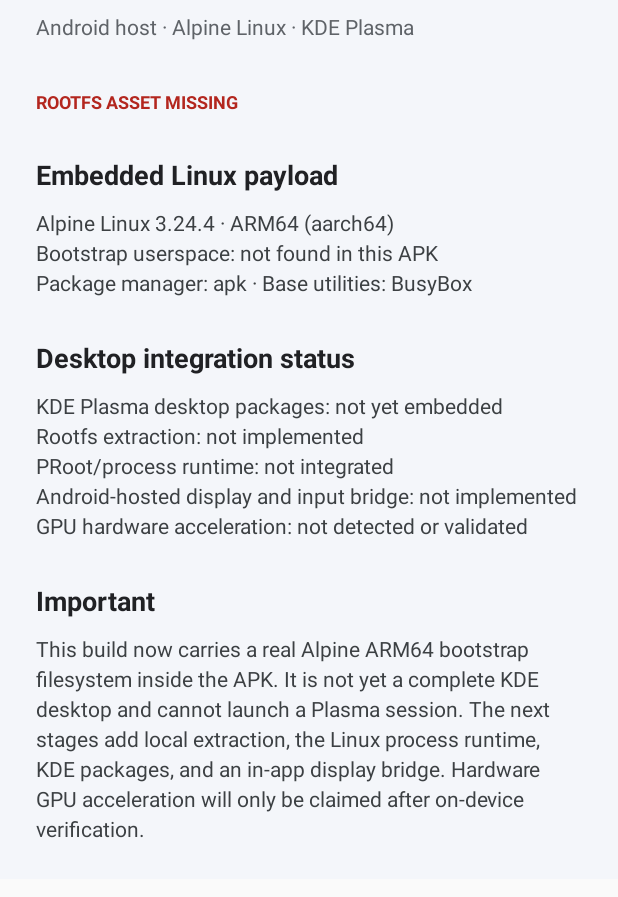
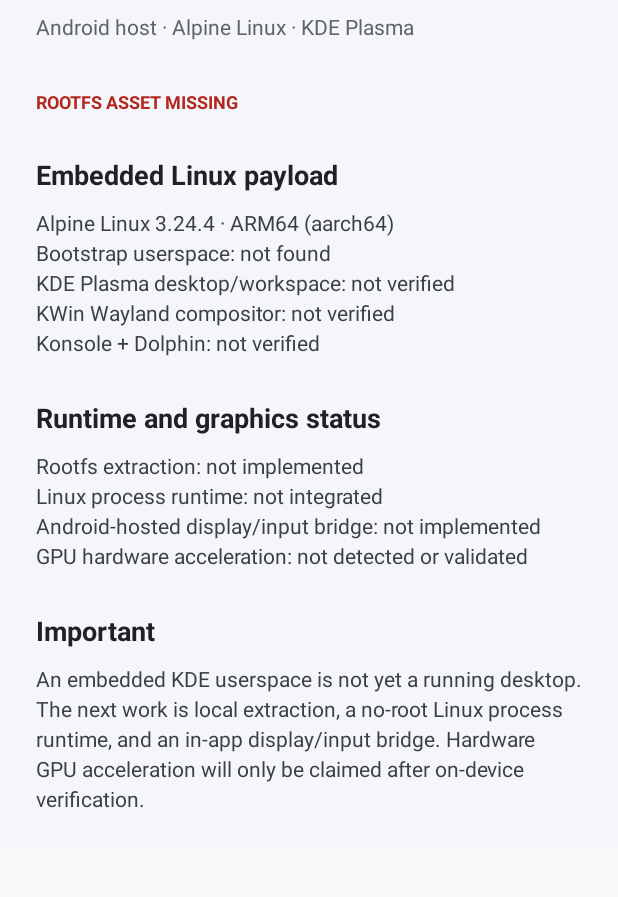
Before and after one commit to AftPepper311389/Alpine-KDE-Mobile-, an Android app: the screen it shows after launch (MainActivity), on a phone screen of 412 x 824 dp, the part 111-1008 px from its top. Run offline under Robolectric (Android 15) with nearby library versions, the phone set to English and light mode, and no system bars.

Commit message:
Report embedded KDE payload and runtime readiness

```diff
--- a/app/src/main/java/org/alpinekde/mobile/MainActivity.java
+++ b/app/src/main/java/org/alpinekde/mobile/MainActivity.java
@@ -3,11 +3,11 @@ package org.alpinekde.mobile;
 import android.app.Activity;
 import android.os.Bundle;
 import android.graphics.Typeface;
-import android.view.Gravity;
 import android.widget.LinearLayout;
 import android.widget.ScrollView;
 import android.widget.TextView;
 import java.io.InputStream;
+import java.nio.charset.StandardCharsets;
 
 public final class MainActivity extends Activity {
     private int dp(float value) {
@@ -23,11 +23,21 @@ public final class MainActivity extends Activity {
         return view;
     }
 
-    private boolean hasEmbeddedAlpineRootfs() {
+    private boolean hasEmbeddedRootfs() {
         try (InputStream input = getAssets().open("alpine-rootfs-aarch64.tar.gz")) {
             return input.read() == 0x1f && input.read() == 0x8b;
         } catch (Exception ignored) {
             return false;
+        }
+    }
+
+    private String readBuildInfo() {
+        try (InputStream input = getAssets().open("rootfs-build-info.txt")) {
+            byte[] data = new byte[input.available()];
+            int count = input.read(data);
+            return new String(data, 0, Math.max(0, count), StandardCharsets.UTF_8);
+        } catch (Exception ignored) {
+            return "";
         }
     }
 
@@ -40,7 +50,9 @@ public final class MainActivity extends Activity {
                 android.view.View.SYSTEM_UI_FLAG_LIGHT_STATUS_BAR |
                 android.view.View.SYSTEM_UI_FLAG_LIGHT_NAVIGATION_BAR);
 
-        boolean rootfsPresent = hasEmbeddedAlpineRootfs();
+        boolean rootfsPresent = hasEmbeddedRootfs();
+        String buildInfo = readBuildInfo();
+        boolean kdePresent = buildInfo.contains("KDE_DESKTOP=installed");
 
         LinearLayout content = new LinearLayout(this);
         content.setOrientation(LinearLayout.VERTICAL);
@@ -54,7 +66,7 @@ public final class MainActivity extends Activity {
         subParams.topMargin = dp(8);
         content.addView(subtitle, subParams);
 
-        TextView status = text(rootfsPresent ? "ALPINE ROOTFS EMBEDDED" : "ROOTFS ASSET MISSING", 12, true);
+        TextView status = text(rootfsPresent ? (kdePresent ? "ALPINE + KDE PAYLOAD EMBEDDED" : "ALPINE ROOTFS EMBEDDED") : "ROOTFS ASSET MISSING", 12, true);
         status.setTextColor(rootfsPresent ? 0xFF176B45 : 0xFFB3261E);
         LinearLayout.LayoutParams statusParams = new LinearLayout.LayoutParams(-2, -2);
         statusParams.topMargin = dp(32);
@@ -62,12 +74,14 @@ public final class MainActivity extends Activity {
 
         addSection(content, "Embedded Linux payload",
                 "Alpine Linux 3.24.4 · ARM64 (aarch64)\nBootstrap userspace: " +
-                (rootfsPresent ? "present in this APK" : "not found in this APK") +
-                "\nPackage manager: apk · Base utilities: BusyBox");
-        addSection(content, "Desktop integration status",
-                "KDE Plasma desktop packages: not yet embedded\nRootfs extraction: not implemented\nPRoot/process runtime: not integrated\nAndroid-hosted display and input bridge: not implemented\nGPU hardware acceleration: not detected or validated");
+                (rootfsPresent ? "present in this APK" : "not found") +
+                "\nKDE Plasma desktop/workspace: " + (kdePresent ? "included in rootfs" : "not verified") +
+                "\nKWin Wayland compositor: " + (kdePresent ? "included in rootfs" : "not verified") +
+                "\nKonsole + Dolphin: " + (kdePresent ? "included in rootfs" : "not verified"));
+        addSection(content, "Runtime and graphics status",
+                "Rootfs extraction: not implemented\nLinux process runtime: not integrated\nAndroid-hosted display/input bridge: not implemented\nGPU hardware acceleration: not detected or validated");
         addSection(content, "Important",
-                "This build now carries a real Alpine ARM64 bootstrap filesystem inside the APK. It is not yet a complete KDE desktop and cannot launch a Plasma session. The next stages add local extraction, the Linux process runtime, KDE packages, and an in-app display bridge. Hardware GPU acceleration will only be claimed after on-device verification.");
+                "An embedded KDE userspace is not yet a running desktop. The next work is local extraction, a no-root Linux process runtime, and an in-app display/input bridge. Hardware GPU acceleration will only be claimed after on-device verification.");
 
         ScrollView scroll = new ScrollView(this);
         scroll.addView(content);
```
